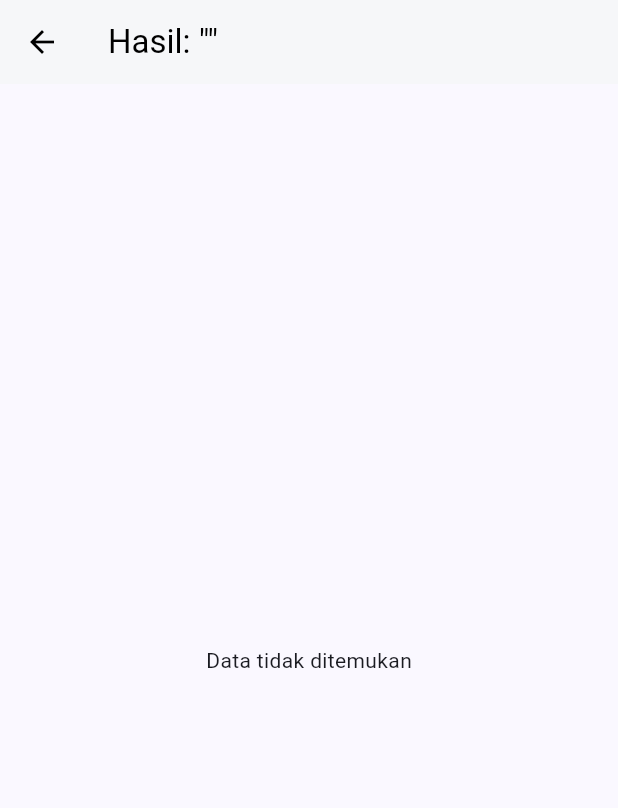
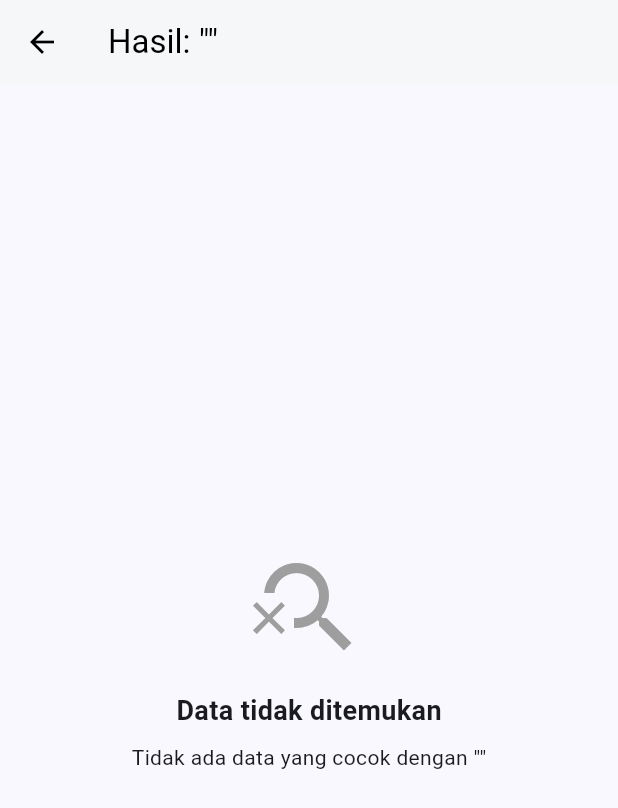
Before and after one commit to nzahrans/GIS_Optimized, a Flutter app: the SearchResultsPage screen opened directly with empty values, on a phone screen of 412 x 824 dp. Shown: the top 808 px of the screen. Run offline on Flutter 3.47's test engine with Material 3 defaults, Android fonts, the phone set to English and light mode, and no system bars; our stand-ins replace cloud_firestore, firebase_auth, firebase_core, firebase_storage, geolocator, google_maps_flutter and 1 more; accounts and stored records are empty.

Commit message:
Update search result

```diff
--- a/lib/views/search_results.dart
+++ b/lib/views/search_results.dart
@@ -19,47 +19,152 @@ class SearchResultsPage extends StatelessWidget {
         foregroundColor: Colors.black,
         elevation: 1,
       ),
-      body: StreamBuilder<QuerySnapshot>(
-        stream: FirebaseFirestore.instance.collection('warga').snapshots(),
+      body: FutureBuilder<QuerySnapshot>(
+        future: FirebaseFirestore.instance.collection('warga').get(),
         builder: (context, snapshot) {
-          if (!snapshot.hasData) return const Center(child: CircularProgressIndicator());
+          if (snapshot.connectionState == ConnectionState.waiting) {
+            return const Center(
+              child: CircularProgressIndicator(),
+            );
+          }
 
-          var allDocs = snapshot.data!.docs;
-          var filteredDocs = allDocs.where((doc) {
-            var data = doc.data() as Map<String, dynamic>;
-            String namaWarga = (data['nama'] ?? '').toString().toLowerCase();
-            return namaWarga.contains(query.toLowerCase());
+          if (snapshot.hasError) {
+            return const Center(
+              child: Text('Terjadi kesalahan saat memuat data'),
+            );
+          }
+
+          if (!snapshot.hasData) {
+            return const Center(
+              child: Text('Data tidak tersedia'),
+            );
+          }
+
+          final allDocs = snapshot.data!.docs;
+
+          final filteredDocs = allDocs.where((doc) {
+            final data = doc.data() as Map<String, dynamic>;
+
+            final nama =
+                (data['nama'] ?? '').toString().toLowerCase();
+
+            final nik =
+                (data['nik'] ?? '').toString().toLowerCase();
+
+            final blok =
+                (data['blok'] ?? '').toString().toLowerCase();
+
+            final search =
+                query.toLowerCase().trim();
+
+            return nama.contains(search) ||
+                nik.contains(search) ||
+                blok.contains(search);
           }).toList();
 
           if (filteredDocs.isEmpty) {
-            return const Center(child: Text("Data tidak ditemukan"));
+            return Center(
+              child: Column(
+                mainAxisAlignment: MainAxisAlignment.center,
+                children: [
+                  Icon(
+                    Icons.search_off,
+                    size: 80,
+                    color: Colors.grey,
+                  ),
+                  SizedBox(height: 16),
+                  Text(
+                    "Data tidak ditemukan",
+                    style: TextStyle(
+                      fontSize: 18,
+                      fontWeight: FontWeight.bold,
+                    ),
+                  ),
+                  SizedBox(height: 8),
+                  Text(
+                    'Tidak ada data yang cocok dengan "$query"',
+                  ),
+                ],
+              ),
+            );
           }
 
-          return ListView.builder(
+          return Column(
+            children: [
+              Container(
+                width: double.infinity,
+                padding: const EdgeInsets.symmetric(
+                  horizontal: 16,
+                  vertical: 12,
+                ),
+                color: Colors.grey.shade100,
+                child: Text(
+                  '${filteredDocs.length} hasil ditemukan',
+                  style: const TextStyle(
+                    fontWeight: FontWeight.bold,
+                  ),
+                ),
+              ),
+
+              Expanded(
+                child: ListView.builder(
                   itemCount: filteredDocs.length,
                   itemBuilder: (context, index) {
                     var doc = filteredDocs[index];
-              var data = doc.data() as Map<String, dynamic>;
+                    var data =
+                        doc.data() as Map<String, dynamic>;
 
                     return Card(
-                margin: const EdgeInsets.symmetric(horizontal: 15, vertical: 8),
+                      margin: const EdgeInsets.symmetric(
+                        horizontal: 15,
+                        vertical: 8,
+                      ),
                       child: ListTile(
                         leading: CircleAvatar(
-                    backgroundColor: isAdmin ? Colors.red[100] : Colors.blue[100],
-                    child: Icon(Icons.person, color: isAdmin ? Colors.red : Colors.blue),
+                          backgroundColor: isAdmin
+                              ? Colors.red[100]
+                              : Colors.blue[100],
+                          child: Icon(
+                            Icons.person,
+                            color: isAdmin
+                                ? Colors.red
+                                : Colors.blue,
                           ),
-                  title: Text(data['nama'] ?? 'Tanpa Nama', style: const TextStyle(fontWeight: FontWeight.bold)),
+                        ),
+                        title: Text(
+                          data['nama'] ?? 'Tanpa Nama',
+                          style: const TextStyle(
+                            fontWeight: FontWeight.bold,
+                          ),
+                        ),
                         subtitle: isAdmin
-                      ? Text("NIK: ${data['nik']}\nStatus: ${data['status_cair']}")
-                      : (data['blok'] != null && data['blok'] != '') ? Text("Blok: ${data['blok']}") : null,
+                            ? Text(
+                                "NIK: ${data['nik']}\nStatus: ${data['status_cair']}",
+                              )
+                            : (data['blok'] != null &&
+                                    data['blok'] != '')
+                                ? Text(
+                                    "Blok: ${data['blok']}",
+                                  )
+                                : null,
                         isThreeLine: isAdmin,
-                  trailing: const Icon(Icons.arrow_forward_ios, size: 16),
+                        trailing: const Icon(
+                          Icons.arrow_forward_ios,
+                          size: 16,
+                        ),
                         onTap: () {
-                    _showDetailDialog(context, data, doc.id);
+                          _showDetailDialog(
+                            context,
+                            data,
+                            doc.id,
+                          );
                         },
                       ),
                     );
                   },
+                ),
+              ),
+            ],
           );
         },
       ),
```
Lines whose indentation alone changed are shown as unchanged.
